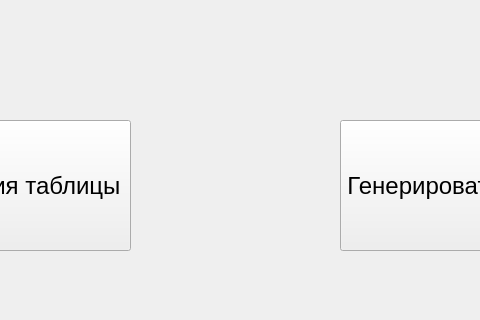
First picture: the form in mainwindow.ui, repository dadelgareev/5lab_tav, before the edit; both pictures show x 170 to 650 and y 590 to 910 of the 800 by 910 pixel window.
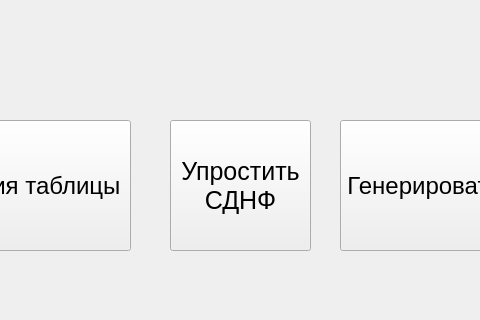
Second picture: the form after the edit.

```diff
--- a/mainwindow.ui
+++ b/mainwindow.ui
@@ -301,6 +301,25 @@
      <string>Генерировать схему</string>
     </property>
    </widget>
+   <widget class="QPushButton" name="pushButton_4">
+    <property name="geometry">
+     <rect>
+      <x>340</x>
+      <y>710</y>
+      <width>141</width>
+      <height>131</height>
+     </rect>
+    </property>
+    <property name="font">
+     <font>
+      <pointsize>19</pointsize>
+     </font>
+    </property>
+    <property name="text">
+     <string>Упростить 
+СДНФ</string>
+    </property>
+   </widget>
   </widget>
   <widget class="QMenuBar" name="menubar">
    <property name="geometry">
```
